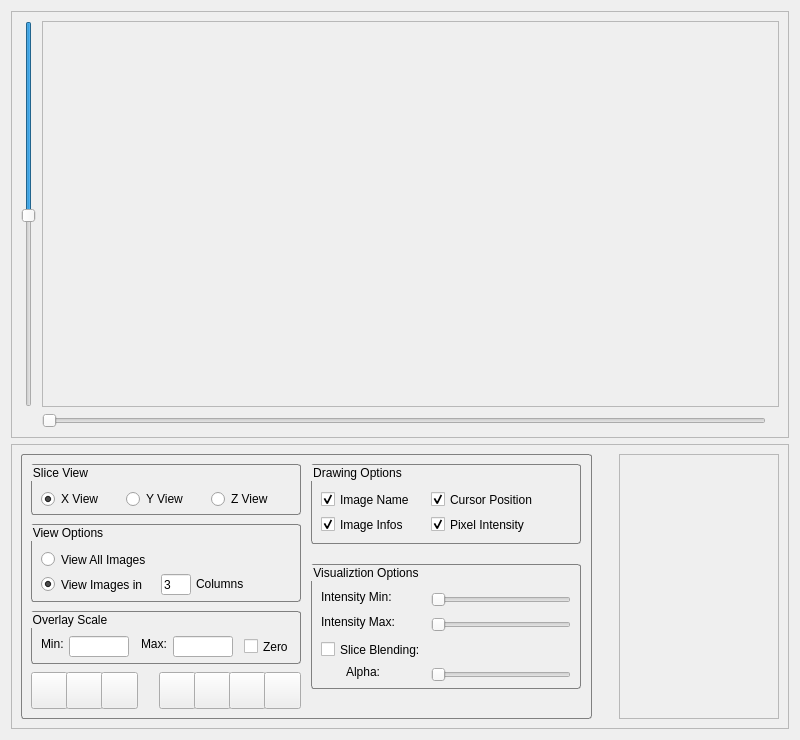
NIRALUser/MriWatcher, file mriwatcherform.ui: the form before one commit.
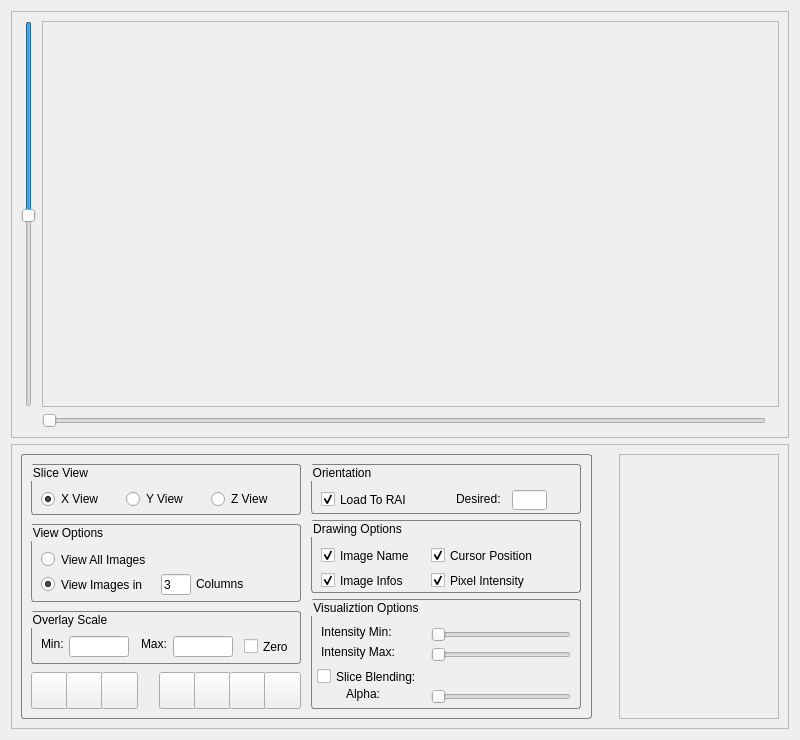
The form after the commit. Icons and pictures are not drawn.

Commit message: add orienation options, could load it default as RAI or change all images to the same orientation.

Diff of the .ui file:
```diff
--- a/mriwatcherform.ui
+++ b/mriwatcherform.ui
@@ -349,9 +349,9 @@
          <property name="geometry">
           <rect>
            <x>290</x>
-           <y>10</y>
+           <y>66</y>
            <width>270</width>
-           <height>80</height>
+           <height>73</height>
           </rect>
          </property>
          <property name="title">
@@ -426,9 +426,9 @@
          <property name="geometry">
           <rect>
            <x>290</x>
-           <y>110</y>
+           <y>145</y>
            <width>270</width>
-           <height>125</height>
+           <height>110</height>
           </rect>
          </property>
          <property name="title">
@@ -451,7 +451,7 @@
           <property name="geometry">
            <rect>
             <x>10</x>
-            <y>50</y>
+            <y>45</y>
             <width>120</width>
             <height>16</height>
            </rect>
@@ -477,7 +477,7 @@
           <property name="geometry">
            <rect>
             <x>120</x>
-            <y>50</y>
+            <y>45</y>
             <width>140</width>
             <height>21</height>
            </rect>
@@ -489,8 +489,8 @@
          <widget class="QCheckBox" name="g_blending_mode">
           <property name="geometry">
            <rect>
-            <x>10</x>
-            <y>75</y>
+            <x>6</x>
+            <y>67</y>
             <width>115</width>
             <height>21</height>
            </rect>
@@ -506,7 +506,7 @@
           <property name="geometry">
            <rect>
             <x>35</x>
-            <y>100</y>
+            <y>87</y>
             <width>45</width>
             <height>16</height>
            </rect>
@@ -519,7 +519,7 @@
           <property name="geometry">
            <rect>
             <x>120</x>
-            <y>100</y>
+            <y>87</y>
             <width>140</width>
             <height>21</height>
            </rect>
@@ -673,6 +673,58 @@
            <normaloff>:/buttons/images/buttons/help.png</normaloff>:/buttons/images/buttons/help.png</iconset>
          </property>
         </widget>
+        <widget class="QGroupBox" name="groupBox_6">
+         <property name="geometry">
+          <rect>
+           <x>290</x>
+           <y>10</y>
+           <width>270</width>
+           <height>50</height>
+          </rect>
+         </property>
+         <property name="title">
+          <string>Orientation</string>
+         </property>
+         <widget class="QLabel" name="label_8">
+          <property name="geometry">
+           <rect>
+            <x>145</x>
+            <y>27</y>
+            <width>47</width>
+            <height>16</height>
+           </rect>
+          </property>
+          <property name="text">
+           <string>Desired:</string>
+          </property>
+         </widget>
+         <widget class="QCheckBox" name="g_load_RAI">
+          <property name="geometry">
+           <rect>
+            <x>10</x>
+            <y>25</y>
+            <width>100</width>
+            <height>21</height>
+           </rect>
+          </property>
+          <property name="text">
+           <string>Load To RAI</string>
+          </property>
+          <property name="checked">
+           <bool>true</bool>
+          </property>
+         </widget>
+         <widget class="QLineEdit" name="g_desired_orientation">
+          <property name="geometry">
+           <rect>
+            <x>201</x>
+            <y>26</y>
+            <width>35</width>
+            <height>20</height>
+           </rect>
+          </property>
+         </widget>
+        </widget>
        </widget>
       </item>
       <item>
```
The commit also changes 4 other files.
